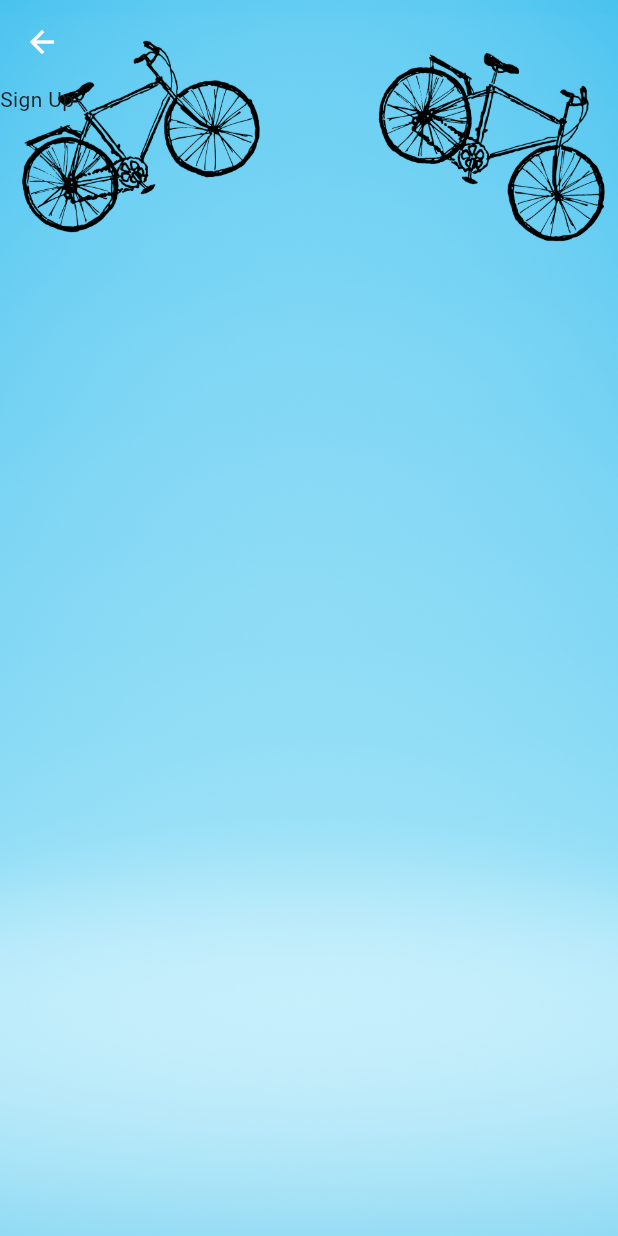
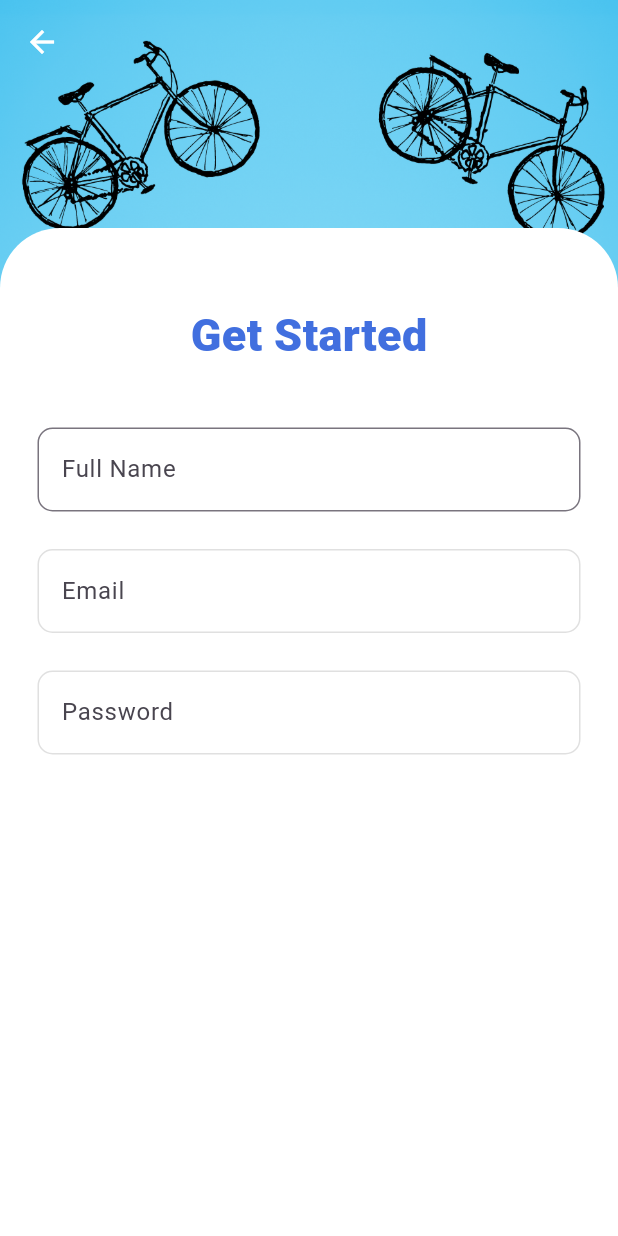
Before and after one commit to BryanAustinS/HCI_Flutter_Project_Chiu_Suharta, a Flutter app: the SignUpScreen screen opened directly, on a phone screen of 412 x 824 dp. Run offline on Flutter 3.47's test engine with Material 3 defaults, Android fonts, the phone set to English and light mode, and no system bars.

Commit message:
signup page on progress

```diff
--- a/hci_hda_chiu_suharta/lib/page/sign_up_page.dart
+++ b/hci_hda_chiu_suharta/lib/page/sign_up_page.dart
@@ -1,4 +1,5 @@
 import 'package:flutter/material.dart';
+import 'package:hci_hda_chiu_suharta/theme/theme.dart';
 import 'package:hci_hda_chiu_suharta/widgets/custom_scaffold.dart';
 
 class SignUpScreen extends StatefulWidget {
@@ -9,10 +10,138 @@ class SignUpScreen extends StatefulWidget {
 }
 
 class _SignUpScreenState extends State<SignUpScreen> {
+  final _formSignUpKey = GlobalKey<FormState>();
+  bool agreePersonalData = true;
   @override
   Widget build(BuildContext context) {
-    return const CustomScaffold(
-      child: Text('Sign Up'),
+    return CustomScaffold(
+      child: Column(children: [
+        const Expanded(
+          flex: 1,
+          child: SizedBox(
+            height: 10,
+          ),
+        ),
+        Expanded(
+          flex: 7,
+          child: Container(
+            padding: const EdgeInsets.fromLTRB(25.0, 50.0, 25.0, 20.0),
+            decoration: const BoxDecoration(
+              color: Colors.white,
+              borderRadius: BorderRadius.only(
+                topLeft: Radius.circular(40.0),
+                topRight: Radius.circular(40.0),
+              ),
+            ),
+            child: SingleChildScrollView(
+              child: Form(
+                key: _formSignUpKey,
+                child: Column(
+                  crossAxisAlignment: CrossAxisAlignment.center,
+                  children: [
+                    Text(
+                      'Get Started',
+                      style: TextStyle(
+                        fontSize: 30.0,
+                        fontWeight: FontWeight.w900,
+                        color: lightColorScheme.primary,
+                      ),
+                    ),
+                    const SizedBox(
+                      height: 40.0,
+                    ),
+                    TextFormField(
+                      validator: (value) {
+                        if (value == null || value.isEmpty) {
+                          return 'Please enter Full name';
+                        }
+                        return null;
+                      },
+                      decoration: InputDecoration(
+                        label: const Text('Full Name'),
+                        hintText: 'Enter Full Name',
+                        hintStyle: const TextStyle(
+                          color: Colors.black26,
+                        ),
+                        border: OutlineInputBorder(
+                          borderSide: const BorderSide(
+                            color: Colors.black12,
+                          ),
+                          borderRadius: BorderRadius.circular(10),
+                        ),
+                      ),
+                    ),
+                    const SizedBox(
+                      height: 25.0,
+                    ),
+                    TextFormField(
+                      validator: (value) {
+                        if (value == null || value.isEmpty) {
+                          return 'Please enter Email';
+                        }
+                        return null;
+                      },
+                      decoration: InputDecoration(
+                        label: const Text('Email'),
+                        hintText: 'Enter Email',
+                        hintStyle: const TextStyle(
+                          color: Colors.black26,
+                        ),
+                        border: OutlineInputBorder(
+                          borderSide: const BorderSide(
+                            color: Colors.black12,
+                          ),
+                          borderRadius: BorderRadius.circular(10),
+                        ),
+                        enabledBorder: OutlineInputBorder(
+                          borderSide: const BorderSide(
+                            color: Colors.black12,
+                          ),
+                          borderRadius: BorderRadius.circular(10),
+                        ),
+                      ),
+                    ),
+                    const SizedBox(
+                      height: 25.0,
+                    ),
+                    TextFormField(
+                      obscureText: true,
+                      obscuringCharacter: '*',
+                      validator: (value) {
+                        if (value == null || value.isEmpty) {
+                          return 'Please enter password';
+                        }
+                        return null;
+                      },
+                      decoration: InputDecoration(
+                        label: const Text(
+                          'Password',
+                        ),
+                        hintText: 'Enter Password',
+                        hintStyle: const TextStyle(
+                          color: Colors.black26,
+                        ),
+                        border: OutlineInputBorder(
+                          borderSide: const BorderSide(
+                            color: Colors.black12,
+                          ),
+                          borderRadius: BorderRadius.circular(10),
+                        ),
+                        enabledBorder: OutlineInputBorder(
+                          borderSide: const BorderSide(
+                            color: Colors.black12,
+                          ),
+                          borderRadius: BorderRadius.circular(10),
+                        ),
+                      ),
+                    ),
+                  ],
+                ),
+              ),
+            ),
+          ),
+        ),
+      ]),
     );
   }
 }
```
